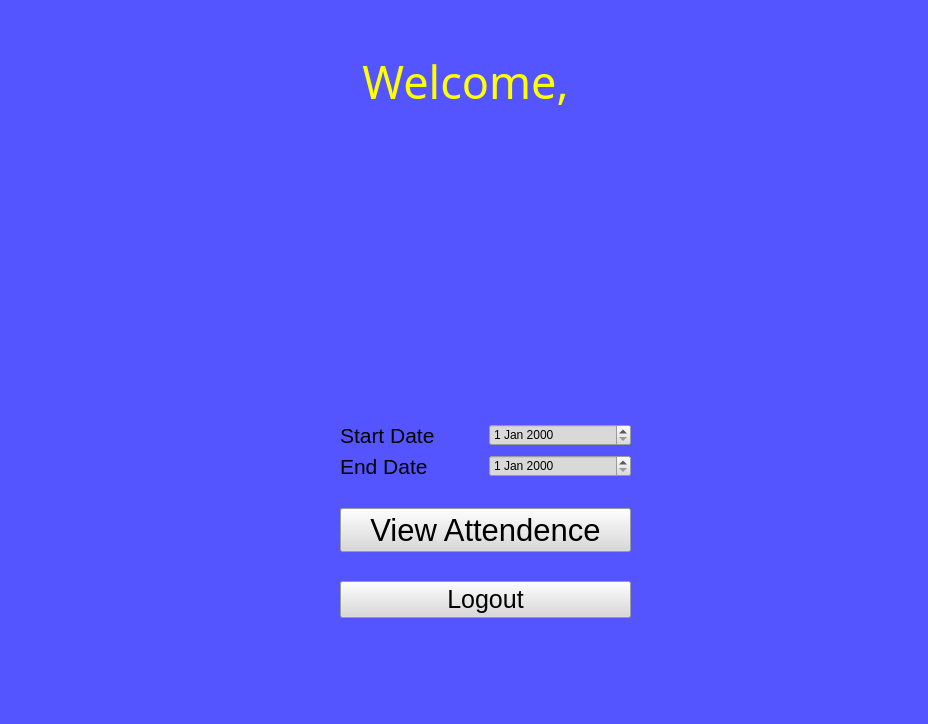
This is Uifiles/studentDashboard.ui in shamaunalam/Face_attendence as Qt 5 draws it before an edit. The edited form follows.
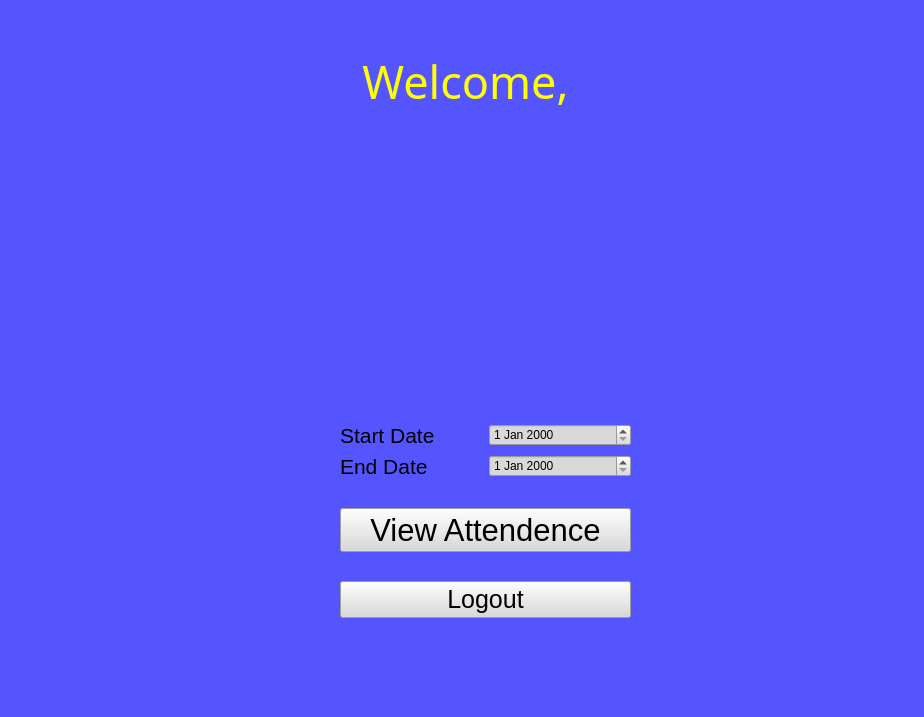
This is the edited form. Icons and pictures are not drawn.

```diff
--- a/Uifiles/studentDashboard.ui
+++ b/Uifiles/studentDashboard.ui
@@ -6,8 +6,8 @@
    <rect>
     <x>0</x>
     <y>0</y>
-    <width>928</width>
-    <height>724</height>
+    <width>924</width>
+    <height>717</height>
    </rect>
   </property>
   <property name="windowTitle">
```
Left out of the diff: 2 changed lines with no effect on the pictures.
